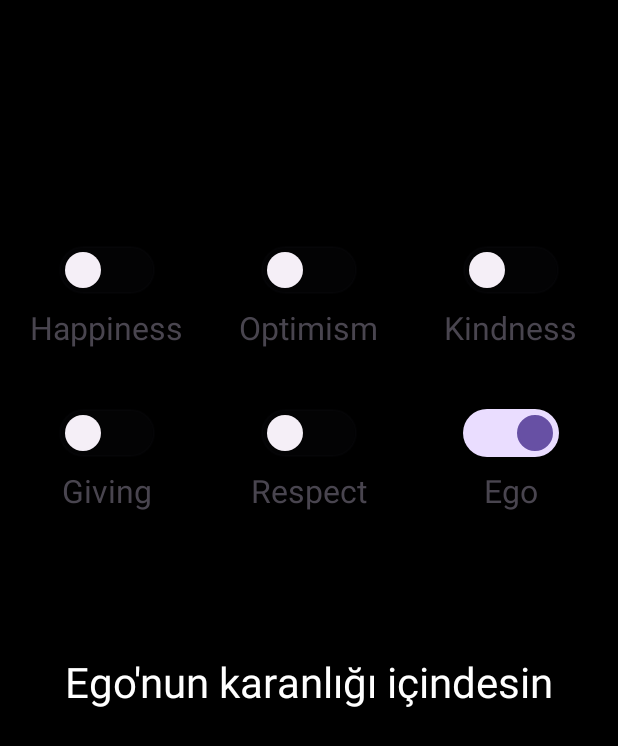
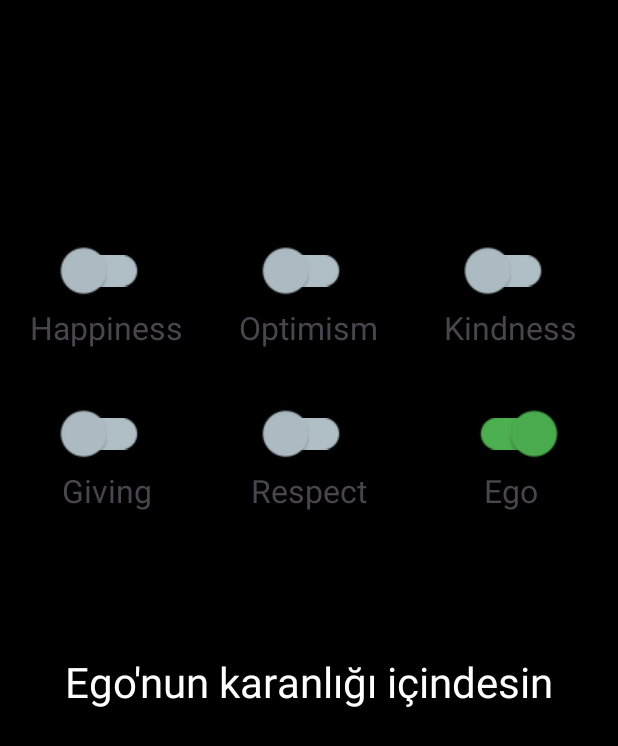
Before and after one commit to smtersoyoglu/KeKodProject, an Android app: the screen it shows after launch (MainActivity), on a phone screen of 412 x 824 dp. Shown: the top 746 px of the screen. Run offline under Robolectric (Android 15) with nearby library versions, the phone set to English and light mode, and no system bars; our stand-ins replace data binding.

Commit message:
updated switch design added

```diff
--- a/app/src/main/java/com/smtersoyoglu/kekodproject/ui/fragments/DashboardFragment.kt
+++ b/app/src/main/java/com/smtersoyoglu/kekodproject/ui/fragments/DashboardFragment.kt
@@ -1,5 +1,4 @@
 package com.smtersoyoglu.kekodproject.ui.fragments
-
 import android.animation.ValueAnimator
 import android.annotation.SuppressLint
 import android.graphics.Color
--- /dev/null
+++ b/app/src/main/res/color/switch_thumb_color.xml
@@ -0,0 +1,6 @@
+<?xml version="1.0" encoding="utf-8"?>
+<!-- res/color/switch_thumb_color.xml -->
+<selector xmlns:android="http://schemas.android.com/apk/res/android">
+    <item android:color="@color/thumbColorEnabled" android:state_checked="true"/>
+    <item android:color="@color/thumbColorDisabled" android:state_checked="false"/>
+</selector>
--- /dev/null
+++ b/app/src/main/res/color/switch_track_color.xml
@@ -0,0 +1,6 @@
+<?xml version="1.0" encoding="utf-8"?>
+<!-- res/color/switch_track_color.xml -->
+<selector xmlns:android="http://schemas.android.com/apk/res/android">
+    <item android:color="@color/trackColorEnabled" android:state_checked="true"/>
+    <item android:color="@color/trackColorDisabled" android:state_checked="false"/>
+</selector>
--- a/app/src/main/res/layout/fragment_dashboard.xml
+++ b/app/src/main/res/layout/fragment_dashboard.xml
@@ -32,17 +32,18 @@
                 android:gravity="center"
                 android:layout_weight="1">
 
-                <androidx.appcompat.widget.SwitchCompat
+                <com.google.android.material.switchmaterial.SwitchMaterial
                     android:id="@+id/happinessSwitch"
                     android:layout_width="wrap_content"
                     android:layout_height="wrap_content"
                     android:layout_gravity="center"
                     android:text=""
-                    app:track="@drawable/track"
-                    android:thumb="@drawable/thumb"
+                    app:trackTint="@color/switch_track_color"
+                    app:thumbTint="@color/switch_thumb_color"
                     android:checked="false"
                     android:enabled="@{viewModel.isOtherSwitchesEnabled}"
-                    tools:ignore="UseSwitchCompatOrMaterialXml" />
+                    android:scaleX="1.5"
+                    android:scaleY="1.5" />
 
                 <TextView
                     android:layout_width="wrap_content"
@@ -60,16 +61,18 @@
                 android:gravity="center"
                 android:layout_weight="1">
 
-                <androidx.appcompat.widget.SwitchCompat
+                <com.google.android.material.switchmaterial.SwitchMaterial
                     android:id="@+id/optimismSwitch"
                     android:layout_width="wrap_content"
                     android:layout_height="wrap_content"
                     android:layout_gravity="center"
                     android:text=""
-                    android:thumb="@drawable/thumb"
-                    app:track="@drawable/track"
+                    app:trackTint="@color/switch_track_color"
+                    app:thumbTint="@color/switch_thumb_color"
                     android:checked="false"
                     android:enabled="@{viewModel.isOtherSwitchesEnabled}"
+                    android:scaleX="1.5"
+                    android:scaleY="1.5"
                     />
 
                 <TextView
@@ -88,16 +91,18 @@
                 android:gravity="center"
                 android:layout_weight="1">
 
-                <androidx.appcompat.widget.SwitchCompat
+                <com.google.android.material.switchmaterial.SwitchMaterial
                     android:id="@+id/kindnessSwitch"
                     android:layout_width="wrap_content"
                     android:layout_height="wrap_content"
                     android:layout_gravity="center"
                     android:text=""
-                    android:thumb="@drawable/thumb"
-                    app:track="@drawable/track"
+                    app:trackTint="@color/switch_track_color"
+                    app:thumbTint="@color/switch_thumb_color"
                     android:checked="false"
                     android:enabled="@{viewModel.isOtherSwitchesEnabled}"
+                    android:scaleX="1.5"
+                    android:scaleY="1.5"
                     />
 
                 <TextView
@@ -127,16 +132,18 @@
                 android:gravity="center"
                 android:layout_weight="1">
 
-                <androidx.appcompat.widget.SwitchCompat
+                <com.google.android.material.switchmaterial.SwitchMaterial
                     android:id="@+id/givingSwitch"
                     android:layout_width="wrap_content"
                     android:layout_height="wrap_content"
                     android:layout_gravity="center"
                     android:text=""
-                    android:thumb="@drawable/thumb"
-                    app:track="@drawable/track"
+                    app:trackTint="@color/switch_track_color"
+                    app:thumbTint="@color/switch_thumb_color"
                     android:checked="false"
                     android:enabled="@{viewModel.isOtherSwitchesEnabled}"
+                    android:scaleX="1.5"
+                    android:scaleY="1.5"
                     />
 
                 <TextView
@@ -155,17 +162,18 @@
                 android:gravity="center"
                 android:layout_weight="1">
 
-                <androidx.appcompat.widget.SwitchCompat
+                <com.google.android.material.switchmaterial.SwitchMaterial
                     android:id="@+id/respectSwitch"
                     android:layout_width="wrap_content"
                     android:layout_height="wrap_content"
                     android:layout_gravity="center"
                     android:text=""
-                    android:thumb="@drawable/thumb"
-                    app:track="@drawable/track"
+                    app:trackTint="@color/switch_track_color"
+                    app:thumbTint="@color/switch_thumb_color"
                     android:checked="false"
                     android:enabled="@{viewModel.isOtherSwitchesEnabled}"
-                    tools:ignore="UseSwitchCompatOrMaterialXml" />
+                    android:scaleX="1.5"
+                    android:scaleY="1.5"/>
 
                 <TextView
                     android:layout_width="wrap_content"
@@ -183,16 +191,18 @@
                 android:gravity="center"
                 android:layout_weight="1">
 
-                <androidx.appcompat.widget.SwitchCompat
+                <com.google.android.material.switchmaterial.SwitchMaterial
                     android:id="@+id/egoSwitch"
                     android:layout_width="wrap_content"
                     android:layout_height="wrap_content"
                     android:layout_gravity="center"
+                    android:checked="@{viewModel.isEgoSwitchChecked}"
                     android:text=""
-                    android:thumb="@drawable/thumb"
-                    app:track="@drawable/track"
-                    android:checked="@{viewModel.isEgoSwitchChecked}"
-                    tools:ignore="UseSwitchCompatOrMaterialXml" />
+                    app:trackTint="@color/switch_track_color"
+                    app:thumbTint="@color/switch_thumb_color"
+                    android:scaleX="1.5"
+                    android:scaleY="1.5"
+                    />
 
                 <TextView
                     android:layout_width="wrap_content"
--- a/app/src/main/res/values/colors.xml
+++ b/app/src/main/res/values/colors.xml
@@ -27,4 +27,11 @@
     <color name="thumb_color">#FF0000</color> <!-- Thumb rengi -->
     <color name="track_stroke_color">#FF0000</color> <!-- Track kenarlık rengi -->
 
+    <color name="trackColorEnabled">#4CAF50</color> <!-- Açıkken canlı yeşil -->
+    <color name="trackColorDisabled">#B0BEC5</color> <!-- Kapalıyken gri -->
+    <color name="thumbColorEnabled">#4CAF50</color> <!-- Açıkken canlı yeşil -->
+    <color name="thumbColorDisabled">#B0BEC5</color> <!-- Kapalıyken gri -->
+
+
+
 </resources>
--- a/gradle/libs.versions.toml
+++ b/gradle/libs.versions.toml
@@ -28,6 +28,7 @@ androidx-navigation-fragment-ktx = { group = "androidx.navigation", name = "navi
 androidx-navigation-ui-ktx = { group = "androidx.navigation", name = "navigation-ui-ktx", version.ref = "navigationUiKtx" }
 material-v161 = { module = "com.google.android.material:material", version.ref = "materialVersion" }
 
+
 [plugins]
 android-application = { id = "com.android.application", version.ref = "agp" }
 jetbrains-kotlin-android = { id = "org.jetbrains.kotlin.android", version.ref = "kotlin" }
```
Also changed, not shown: app/src/main/java/com/smtersoyoglu/kekodproject/ui/activities/MainActivity.kt (line endings or trailing spaces), app/src/main/java/com/smtersoyoglu/kekodproject/viewmodel/DashboardViewModel.kt (line endings or trailing spaces).
